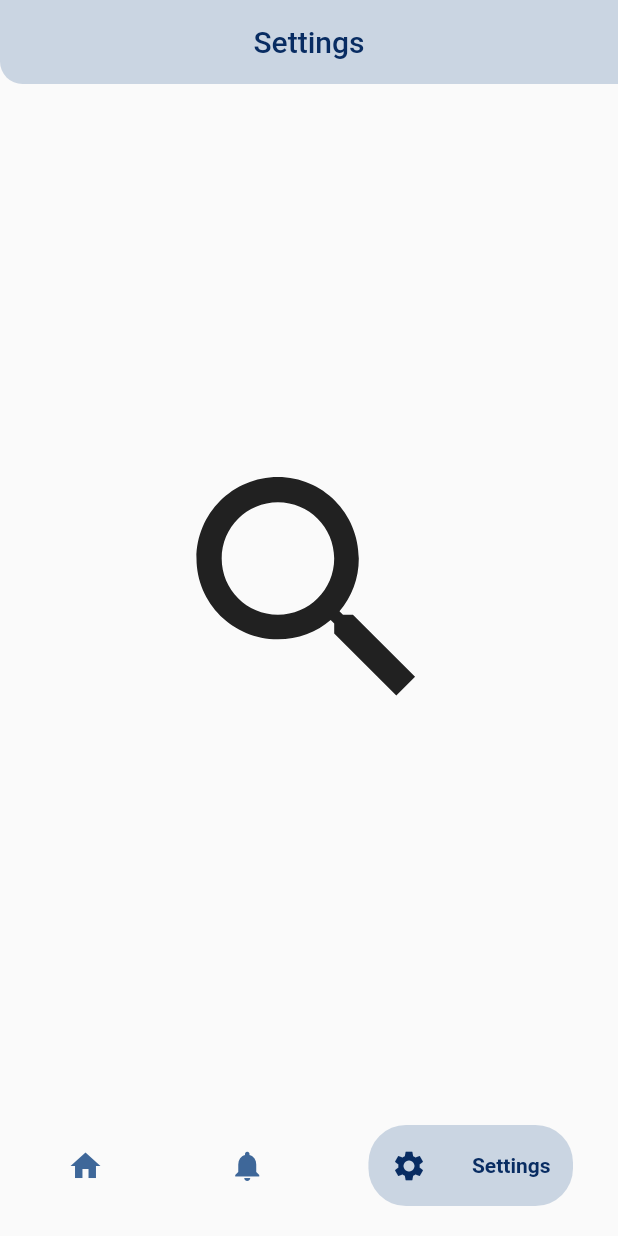
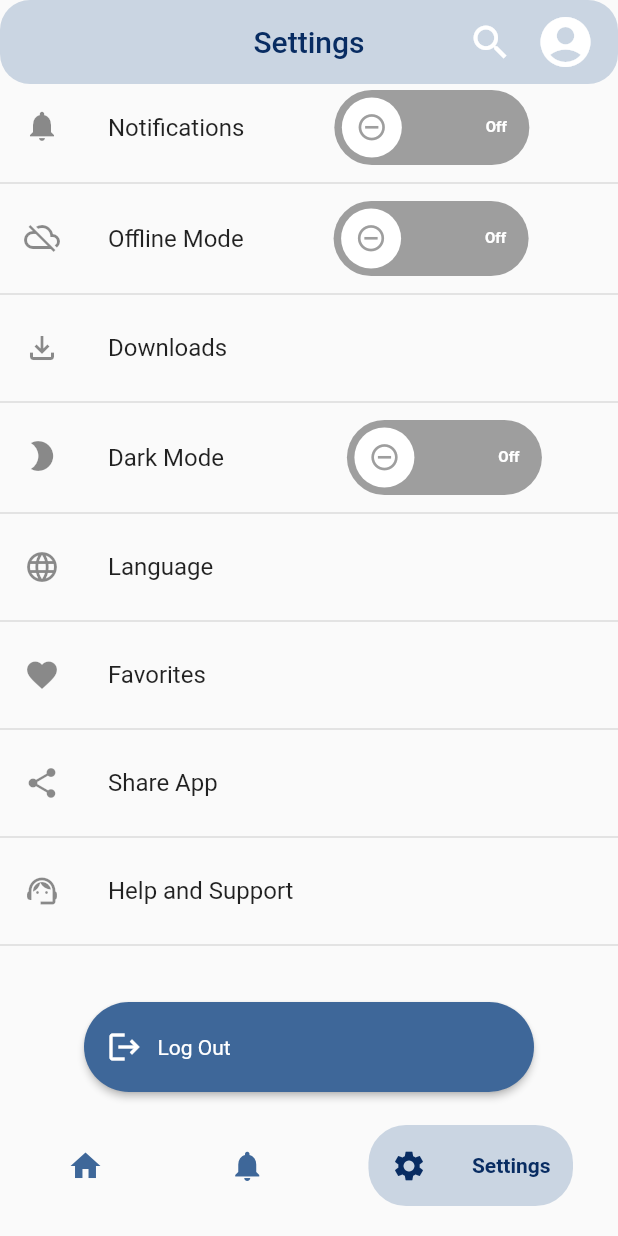
Before and after one commit to etharabdelazeem/Trace, a Flutter app: the HomePage screen opened directly, item 3 of the bottom bar chosen, on a phone screen of 412 x 824 dp. Run offline on Flutter 3.47's test engine with Material 2 defaults, Android fonts, the phone set to English and light mode, and no system bars; drawn by our look-alikes of google_nav_bar, lite_rolling_switch.

Commit message:
Ksr 7nk Search hehe 5TH commit

```diff
--- a/lib/home_page.dart
+++ b/lib/home_page.dart
@@ -3,6 +3,7 @@ import 'package:google_nav_bar/google_nav_bar.dart';
 import 'package:try1/constants/my_widgets.dart';
 import 'package:try1/home_slides/home_slide.dart';
 import 'package:try1/home_slides/notification_slide.dart';
+import 'package:try1/home_slides/settings_slide.dart';
 
 class HomePage extends StatefulWidget {
   const HomePage({super.key});
@@ -29,27 +30,36 @@ class _HomePageState extends State<HomePage> {
     // ),
     const HomeSlide(),
     const NotificationSlide(),
-    const Icon(
-      Icons.search,
-      size: 200,
-    ),
+    const SettingeSlide(),
   ];
 
   @override
   Widget build(BuildContext context) {
     return Scaffold(
       appBar: AppBar(
-        title: Center(
-          child: Text(
-            _selectedText,
-            textAlign: TextAlign.center,
-            style: const TextStyle(color: primaryColordark),
+        centerTitle: true,
+        actions: const [
+          Icon(
+            Icons.search,
+            size: 30,
           ),
+          Padding(
+            padding: EdgeInsets.fromLTRB(15.0, 8, 15, 20),
+            child: Icon(
+              Icons.account_circle_rounded,
+              size: 40,
+            ),
+          )
+        ],
+        title: Text(
+          _selectedText,
+          textAlign: TextAlign.center,
+          style: const TextStyle(color: primaryColordark),
         ),
         elevation: 0.0,
         backgroundColor: primaryColorLight,
         shape: const RoundedRectangleBorder(
-            borderRadius: BorderRadius.only(bottomLeft: Radius.circular(15))),
+            borderRadius: BorderRadius.all(Radius.circular(20))),
       ),
       // drawer: ,
       body: Center(
--- /dev/null
+++ b/lib/home_slides/settings_slide.dart
@@ -0,0 +1,125 @@
+import 'package:flutter/material.dart';
+import 'package:try1/constants/my_widgets.dart';
+import 'package:lite_rolling_switch/lite_rolling_switch.dart';
+
+class SettingeSlide extends StatelessWidget {
+  const SettingeSlide({super.key});
+  static bool isToggled = true;
+
+  @override
+  Widget build(BuildContext context) {
+    return Column(children: [
+      // Icon(
+      //   Icons.search,
+      //   size: 10,
+      // ),
+      ListTile(
+        title: Row(
+          children: const [
+            Text('Notifications'),
+            SizedBox(width: 60),
+            EnableDisable(),
+          ],
+        ),
+        leading: const Icon(Icons.notifications),
+      ),
+      const Divider(
+        thickness: 1,
+      ),
+      ListTile(
+        title: Row(
+          children: const [
+            Text('Offline Mode'),
+            SizedBox(width: 60),
+            EnableDisable(),
+          ],
+        ),
+        leading: const Icon(Icons.cloud_off),
+      ),
+      const Divider(
+        thickness: 1,
+      ),
+      const ListTile(
+        title: Text('Downloads'),
+        leading: Icon(Icons.file_download_outlined),
+      ),
+      const Divider(
+        thickness: 1,
+      ),
+      ListTile(
+        title: Row(
+          children: const [
+            Text('Dark Mode'),
+            SizedBox(width: 82),
+            EnableDisable(),
+          ],
+        ),
+        leading: const Icon(Icons.mode_night),
+      ),
+      const Divider(
+        thickness: 1,
+      ),
+      const ListTile(
+        title: Text('Language'),
+        leading: Icon(Icons.language_rounded),
+      ),
+      const Divider(
+        thickness: 1,
+      ),
+      const ListTile(
+        title: Text('Favorites'),
+        leading: Icon(Icons.favorite),
+      ),
+      const Divider(
+        thickness: 1,
+      ),
+      const ListTile(
+        title: Text('Share App'),
+        leading: Icon(Icons.share),
+      ),
+      const Divider(
+        thickness: 1,
+      ),
+      const ListTile(
+        title: Text('Help and Support'),
+        leading: Icon(Icons.support_agent),
+      ),
+      const Divider(
+        thickness: 1,
+      ),
+      const SizedBox(
+        height: 30,
+      ),
+      CustomButtonIcon(
+        onPressed: () {},
+        text: 'Log Out',
+        myIcon: Icons.logout,
+      )
+    ]);
+  }
+}
+
+class EnableDisable extends StatelessWidget {
+  const EnableDisable({super.key});
+
+  @override
+  Widget build(BuildContext context) {
+    return LiteRollingSwitch(
+      //initial value
+      value: false,
+      textOn: 'On',
+      textOff: 'Off',
+      colorOn: primaryColorLight,
+      colorOff: Colors.grey,
+      iconOn: Icons.done,
+      iconOff: Icons.remove_circle_outline,
+      textSize: 10.0,
+      onChanged: (bool state) {
+        //Use it to manage the different states
+      },
+      onDoubleTap: () {},
+      onSwipe: () {},
+      onTap: () {},
+    );
+  }
+}
--- a/lib/splash_page.dart
+++ b/lib/splash_page.dart
@@ -17,7 +17,7 @@ class SplashScreen extends StatelessWidget {
     return Scaffold(
       body: Image.asset(
         'assets/images/logo.png',
-        fit: BoxFit.scaleDown,
+        fit: BoxFit.fitWidth,
       ),
       // body: Container(
       //   // color: const Color(0xFF082c62),
--- a/pubspec.yaml
+++ b/pubspec.yaml
@@ -47,6 +47,7 @@ dev_dependencies:
   # rules and activating additional ones.
   flutter_lints: ^2.0.0
   google_nav_bar: ^5.0.6
+  lite_rolling_switch: ^1.0.1
 
 # For information on the generic Dart part of this file, see the
 # following page: https://dart.dev/tools/pub/pubspec
```
Also changed, not shown: lib/constants/my_widgets.dart (+70 -0 lines), lib/home_slides/home_slide.dart (+10 -1 lines), lib/home_slides/library_caregories.dart (added, +246 -0 lines), flutter_01.png (added), flutter_02.png (added), lib/home_slides/search_slide.dart (added), pubspec.lock.
